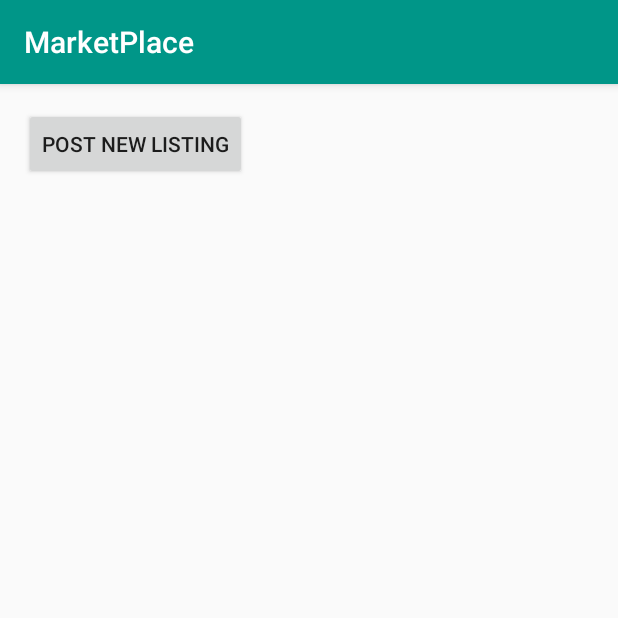
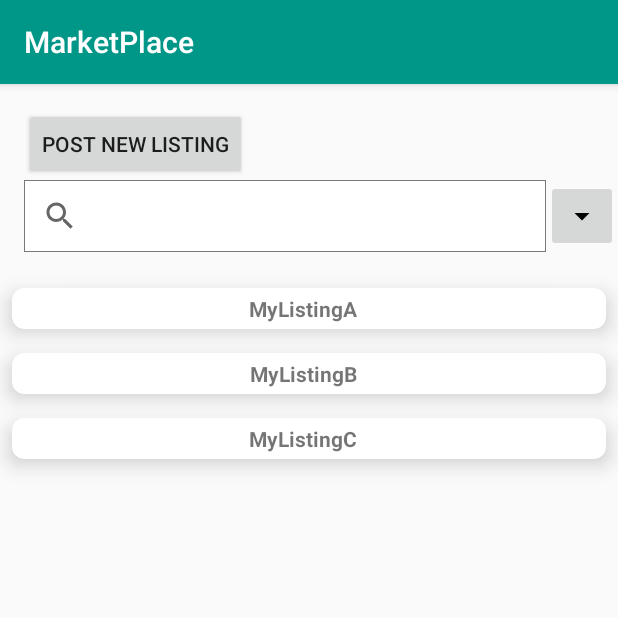
Before and after one commit to TakuHazard/MarketPlace, an Android app: the screen it shows after launch (ListingActivity), on a phone screen of 412 x 824 dp, the top half of it. Run offline under Robolectric (Android 15) with nearby library versions, the phone set to English and light mode, and no system bars.

Commit message:
Add Listing Data class.

```diff
--- a/app/build.gradle
+++ b/app/build.gradle
@@ -9,7 +9,7 @@ android {
     buildToolsVersion "29.0.3"
     defaultConfig {
         applicationId "videodemos.example.marketplace"
-        minSdkVersion 16
+        minSdkVersion 25
         targetSdkVersion 29
         versionCode 1
         versionName "1.0"
@@ -33,4 +33,5 @@ dependencies {
     androidTestImplementation 'androidx.test.ext:junit:1.1.1'
     androidTestImplementation 'androidx.test.espresso:espresso-core:3.2.0'
     implementation 'androidx.recyclerview:recyclerview:1.1.0'
+    implementation 'androidx.cardview:cardview:1.0.0'
 }
--- /dev/null
+++ b/app/src/main/java/videodemos/example/marketplace/Listing.kt
@@ -0,0 +1,3 @@
+package videodemos.example.marketplace
+
+data class Listing(var title: String, var cost: Int, var description: String, var traderId: Int, var tags: MutableList<String>)
--- a/app/src/main/java/videodemos/example/marketplace/ListingActivity.kt
+++ b/app/src/main/java/videodemos/example/marketplace/ListingActivity.kt
@@ -4,6 +4,8 @@ import androidx.appcompat.app.AppCompatActivity
 import android.os.Bundle
 import android.widget.Button
 import android.widget.Toast
+import androidx.recyclerview.widget.LinearLayoutManager
+import androidx.recyclerview.widget.RecyclerView
 
 class ListingActivity : AppCompatActivity() {
 
@@ -11,7 +13,33 @@ class ListingActivity : AppCompatActivity() {
         super.onCreate(savedInstanceState)
         setContentView(R.layout.activity_listing)
 
+        setupRecyclerView()
         setupButtons()
+    }
+
+    private fun setupRecyclerView() {
+        val listingsContainer = findViewById<RecyclerView>(R.id.rv_listings)
+
+        val listingsDataSet = getDummyListings()
+
+        val viewAdapter : RecyclerView.Adapter<*> = ListingAdapter(listingsDataSet)
+        val viewManager : RecyclerView.LayoutManager = LinearLayoutManager(this)
+
+        listingsContainer.apply {
+            setHasFixedSize(true)
+
+            layoutManager = viewManager
+
+            adapter = viewAdapter
+        }
+    }
+
+    private fun getDummyListings() : MutableList<Listing>{
+        val listingA = Listing("MyListingA", 25, "MyDescription", 0, mutableListOf("one", "two"))
+        val listingB = Listing("MyListingB", 25, "MyDescription", 0, mutableListOf("one", "two"))
+        val listingC = Listing("MyListingC", 25, "MyDescription", 0, mutableListOf("one", "two"))
+
+        return mutableListOf(listingA, listingB, listingC)
     }
 
     private fun setupButtons() {
--- /dev/null
+++ b/app/src/main/java/videodemos/example/marketplace/ListingAdapter.kt
@@ -0,0 +1,42 @@
+package videodemos.example.marketplace
+
+import android.view.LayoutInflater
+import android.view.ViewGroup
+import android.widget.TextView
+import androidx.cardview.widget.CardView
+import androidx.recyclerview.widget.RecyclerView
+
+class ListingAdapter(private val listingsDataSet: MutableList<Listing>) :
+    RecyclerView.Adapter<ListingAdapter.MyViewHolder>() {
+
+    // Provide a reference to the views for each data item
+    // Complex data items may need more than one view per item, and
+    // you provide access to all the views for a data item in a view holder.
+    // Each data item is just a string in this case that is shown in a TextView.
+    class MyViewHolder(val card: CardView) : RecyclerView.ViewHolder(card){
+        val title : TextView = card.findViewById(R.id.tv_card_listing_title)
+
+    }
+
+
+    // Create new views (invoked by the layout manager)
+    override fun onCreateViewHolder(parent: ViewGroup,
+                                    viewType: Int): ListingAdapter.MyViewHolder {
+        // create a new view
+        val cardView = LayoutInflater.from(parent.context)
+            .inflate(R.layout.listing_item, parent, false) as CardView
+        // set the view's size, margins, paddings and layout parameters
+
+        return MyViewHolder(cardView)
+    }
+
+    // Replace the contents of a view (invoked by the layout manager)
+    override fun onBindViewHolder(holder: MyViewHolder, position: Int) {
+        // - get element from your dataset at this position
+        // - replace the contents of the view with that element
+        holder.title.text = listingsDataSet[position].title
+    }
+
+    // Return the size of your dataset (invoked by the layout manager)
+    override fun getItemCount() = listingsDataSet.size
+}
--- /dev/null
+++ b/app/src/main/res/drawable/black_outline.xml
@@ -0,0 +1,9 @@
+<?xml version="1.0" encoding="UTF-8"?>
+<shape xmlns:android="http://schemas.android.com/apk/res/android"
+    android:padding="12dp"
+    android:shape="rectangle" >
+    <solid android:color="#FFFFFF" />
+    <stroke
+        android:width="0.3dp"
+        android:color="#797979" />
+</shape>
--- /dev/null
+++ b/app/src/main/res/drawable/ic_arrow_drop_down_black_24dp.xml
@@ -0,0 +1,9 @@
+<vector xmlns:android="http://schemas.android.com/apk/res/android"
+        android:width="24dp"
+        android:height="24dp"
+        android:viewportWidth="24.0"
+        android:viewportHeight="24.0">
+    <path
+        android:fillColor="#FF000000"
+        android:pathData="M7,10l5,5 5,-5z"/>
+</vector>
--- a/app/src/main/res/layout/activity_listing.xml
+++ b/app/src/main/res/layout/activity_listing.xml
@@ -13,7 +13,37 @@
         android:layout_marginStart="16dp"
         android:layout_marginLeft="16dp"
         android:layout_marginTop="16dp"
-        android:text="Post New Listing"
+        android:text="@string/post_new_listing"
         app:layout_constraintStart_toStartOf="parent"
         app:layout_constraintTop_toTopOf="parent" />
+
+    <SearchView
+        android:id="@+id/sv_filter_listings"
+        android:layout_width="0dp"
+        android:layout_height="wrap_content"
+        android:background="@drawable/black_outline"
+        app:layout_constraintEnd_toStartOf="@+id/ib_filters"
+        app:layout_constraintStart_toStartOf="@+id/btn_post_new_listing"
+        app:layout_constraintTop_toBottomOf="@+id/btn_post_new_listing" />
+
+    <ImageButton
+        android:id="@+id/ib_filters"
+        android:layout_width="wrap_content"
+        android:layout_height="0dp"
+        app:layout_constraintBottom_toBottomOf="@+id/sv_filter_listings"
+        app:layout_constraintEnd_toEndOf="parent"
+        app:layout_constraintTop_toTopOf="@+id/sv_filter_listings"
+        app:srcCompat="@drawable/ic_arrow_drop_down_black_24dp" />
+
+    <androidx.recyclerview.widget.RecyclerView
+        android:id="@+id/rv_listings"
+        android:layout_width="0dp"
+        android:layout_height="0dp"
+        android:layout_marginTop="16dp"
+        android:layout_marginBottom="16dp"
+        android:scrollbars="vertical"
+        app:layout_constraintBottom_toBottomOf="parent"
+        app:layout_constraintEnd_toEndOf="parent"
+        app:layout_constraintStart_toStartOf="parent"
+        app:layout_constraintTop_toBottomOf="@+id/sv_filter_listings" />
 </androidx.constraintlayout.widget.ConstraintLayout>
--- /dev/null
+++ b/app/src/main/res/layout/listing_item.xml
@@ -0,0 +1,33 @@
+<?xml version="1.0" encoding="utf-8"?>
+<androidx.cardview.widget.CardView xmlns:android="http://schemas.android.com/apk/res/android"
+    xmlns:app="http://schemas.android.com/apk/res-auto"
+    xmlns:tools="http://schemas.android.com/tools"
+    android:id="@+id/cv_listing_item"
+    android:layout_width="match_parent"
+    android:layout_height="wrap_content"
+    android:layout_margin="8dp"
+    app:cardCornerRadius="8dp"
+    app:cardElevation="8dp">
+
+    <androidx.constraintlayout.widget.ConstraintLayout
+        android:layout_margin="4dp"
+        android:layout_width="match_parent"
+        android:layout_height="match_parent">
+
+        <TextView
+            android:id="@+id/tv_card_listing_title"
+            android:layout_width="match_parent"
+            android:layout_height="wrap_content"
+            android:layout_marginTop="0dp"
+            android:layout_marginEnd="8dp"
+            android:textAlignment="center"
+            android:textStyle="bold"
+            app:layout_constraintEnd_toEndOf="parent"
+            app:layout_constraintTop_toTopOf="parent"
+            tools:text="Title" />
+
+
+
+    </androidx.constraintlayout.widget.ConstraintLayout>
+
+</androidx.cardview.widget.CardView>
--- a/app/src/main/res/values/strings.xml
+++ b/app/src/main/res/values/strings.xml
@@ -1,3 +1,4 @@
 <resources>
     <string name="app_name">MarketPlace</string>
+    <string name="post_new_listing">Post New Listing</string>
 </resources>
```
